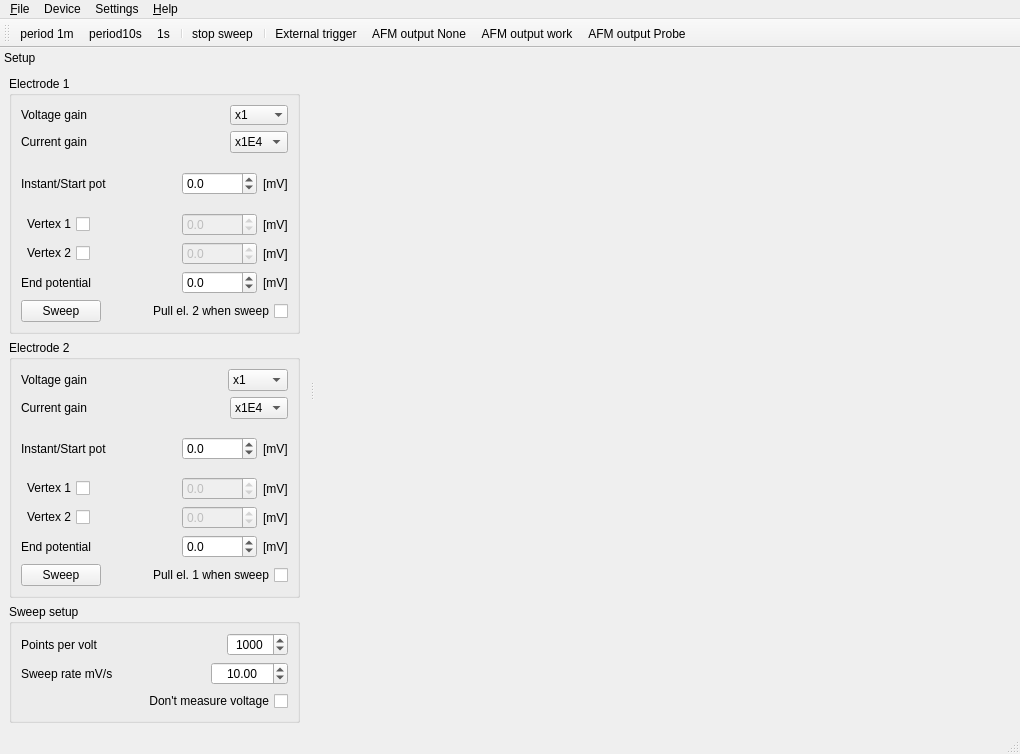
First picture: the form in software/digitizer/src/main_wnd.ui, repository z80/digitizer, before the edit.
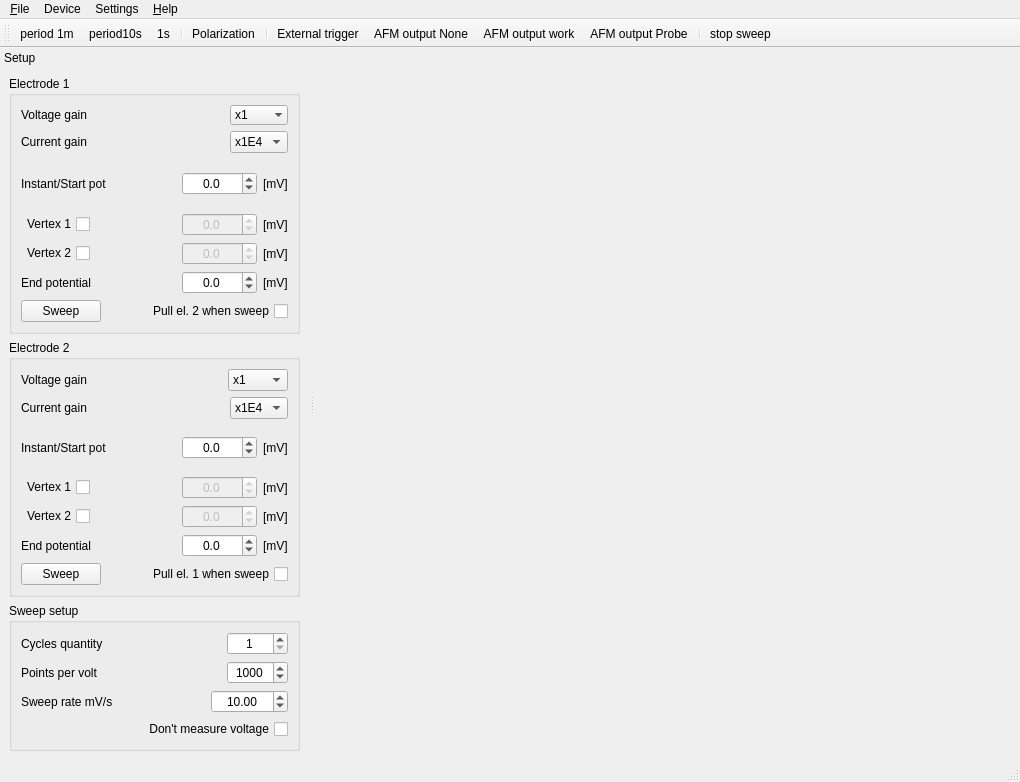
Second picture: the form after the edit. Icons and pictures are not drawn.

Commit message: Designing cycled sweep.

The edit to the form file:
```diff
--- a/software/digitizer/src/main_wnd.ui
+++ b/software/digitizer/src/main_wnd.ui
@@ -7,7 +7,7 @@
     <x>0</x>
     <y>0</y>
     <width>1020</width>
-    <height>754</height>
+    <height>782</height>
    </rect>
   </property>
   <property name="windowTitle">
@@ -230,6 +230,12 @@
           </item>
           <item>
            <widget class="QDoubleSpinBox" name="workVolt">
+            <property name="alignment">
+             <set>Qt::AlignCenter</set>
+            </property>
+            <property name="correctionMode">
+             <enum>QAbstractSpinBox::CorrectToNearestValue</enum>
+            </property>
             <property name="decimals">
              <number>1</number>
             </property>
@@ -293,6 +299,12 @@
             <property name="enabled">
              <bool>false</bool>
             </property>
+            <property name="alignment">
+             <set>Qt::AlignCenter</set>
+            </property>
+            <property name="correctionMode">
+             <enum>QAbstractSpinBox::CorrectToNearestValue</enum>
+            </property>
             <property name="decimals">
              <number>1</number>
             </property>
@@ -343,6 +355,12 @@
             <property name="enabled">
              <bool>false</bool>
             </property>
+            <property name="alignment">
+             <set>Qt::AlignCenter</set>
+            </property>
+            <property name="correctionMode">
+             <enum>QAbstractSpinBox::CorrectToNearestValue</enum>
+            </property>
             <property name="decimals">
              <number>1</number>
             </property>
@@ -387,6 +405,12 @@
           </item>
           <item>
            <widget class="QDoubleSpinBox" name="workSweepTo">
+            <property name="alignment">
+             <set>Qt::AlignCenter</set>
+            </property>
+            <property name="correctionMode">
+             <enum>QAbstractSpinBox::CorrectToNearestValue</enum>
+            </property>
             <property name="decimals">
              <number>1</number>
             </property>
@@ -588,6 +612,12 @@
           </item>
           <item>
            <widget class="QDoubleSpinBox" name="probeVolt">
+            <property name="alignment">
+             <set>Qt::AlignCenter</set>
+            </property>
+            <property name="correctionMode">
+             <enum>QAbstractSpinBox::CorrectToNearestValue</enum>
+            </property>
             <property name="decimals">
              <number>1</number>
             </property>
@@ -651,6 +681,12 @@
             <property name="enabled">
              <bool>false</bool>
             </property>
+            <property name="alignment">
+             <set>Qt::AlignCenter</set>
+            </property>
+            <property name="correctionMode">
+             <enum>QAbstractSpinBox::CorrectToNearestValue</enum>
+            </property>
             <property name="decimals">
              <number>1</number>
             </property>
@@ -701,6 +737,12 @@
             <property name="enabled">
              <bool>false</bool>
             </property>
+            <property name="alignment">
+             <set>Qt::AlignCenter</set>
+            </property>
+            <property name="correctionMode">
+             <enum>QAbstractSpinBox::CorrectToNearestValue</enum>
+            </property>
             <property name="decimals">
              <number>1</number>
             </property>
@@ -745,6 +787,12 @@
           </item>
           <item>
            <widget class="QDoubleSpinBox" name="probeSweepTo">
+            <property name="alignment">
+             <set>Qt::AlignCenter</set>
+            </property>
+            <property name="correctionMode">
+             <enum>QAbstractSpinBox::CorrectToNearestValue</enum>
+            </property>
             <property name="decimals">
              <number>1</number>
             </property>
@@ -808,6 +856,52 @@
         <string>Sweep setup</string>
        </property>
        <layout class="QVBoxLayout" name="verticalLayout_3">
+        <item>
+         <layout class="QHBoxLayout" name="horizontalLayout_20">
+          <item>
+           <widget class="QLabel" name="label_19">
+            <property name="text">
+             <string>Cycles quantity</string>
+            </property>
+           </widget>
+          </item>
+          <item>
+           <spacer name="horizontalSpacer_20">
+            <property name="orientation">
+             <enum>Qt::Horizontal</enum>
+            </property>
+            <property name="sizeHint" stdset="0">
+             <size>
+              <width>40</width>
+              <height>20</height>
+             </size>
+            </property>
+           </spacer>
+          </item>
+          <item>
+           <widget class="QSpinBox" name="cyclesCnt">
+            <property name="alignment">
+             <set>Qt::AlignCenter</set>
+            </property>
+            <property name="correctionMode">
+             <enum>QAbstractSpinBox::CorrectToNearestValue</enum>
+            </property>
+            <property name="minimum">
+             <number>1</number>
+            </property>
+            <property name="maximum">
+             <number>10000</number>
+            </property>
+            <property name="singleStep">
+             <number>5</number>
+            </property>
+            <property name="value">
+             <number>1</number>
+            </property>
+           </widget>
+          </item>
+         </layout>
+        </item>
         <item>
          <layout class="QHBoxLayout" name="horizontalLayout_13">
           <item>
@@ -941,12 +1035,14 @@
    <addaction name="actionPeriod10s"/>
    <addaction name="actionPeriod1s"/>
    <addaction name="separator"/>
-   <addaction name="actionStop_sweep"/>
+   <addaction name="actionPolarization"/>
    <addaction name="separator"/>
    <addaction name="actionExternal_trigger"/>
    <addaction name="actionAFM_output_None"/>
    <addaction name="actionAFM_output_work"/>
    <addaction name="actionAFM_output_Probe"/>
+   <addaction name="separator"/>
+   <addaction name="actionStop_sweep"/>
   </widget>
   <widget class="QStatusBar" name="statusBar"/>
   <action name="action_Quit">
@@ -1185,6 +1281,18 @@
     <string>Remote control setup</string>
    </property>
   </action>
+  <action name="actionPolarization">
+   <property name="icon">
+    <iconset resource="images.qrc">
+     <normaloff>:/images/polarization.png</normaloff>:/images/polarization.png</iconset>
+   </property>
+   <property name="text">
+    <string>Polarization</string>
+   </property>
+   <property name="toolTip">
+    <string>Chronoamperometry (single rectangular pulse generation).</string>
+   </property>
+  </action>
  </widget>
  <resources>
   <include location="images.qrc"/>
```
Left out of the diff: 6 changed lines with no effect on the pictures. The commit also changes 13 other files.
